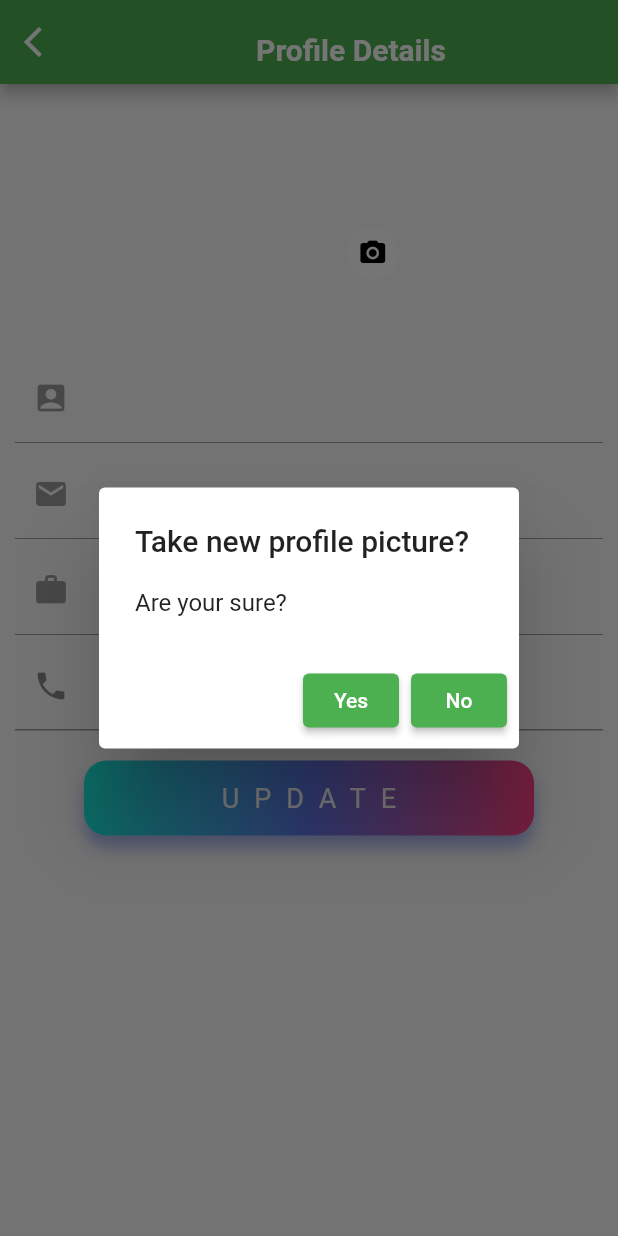
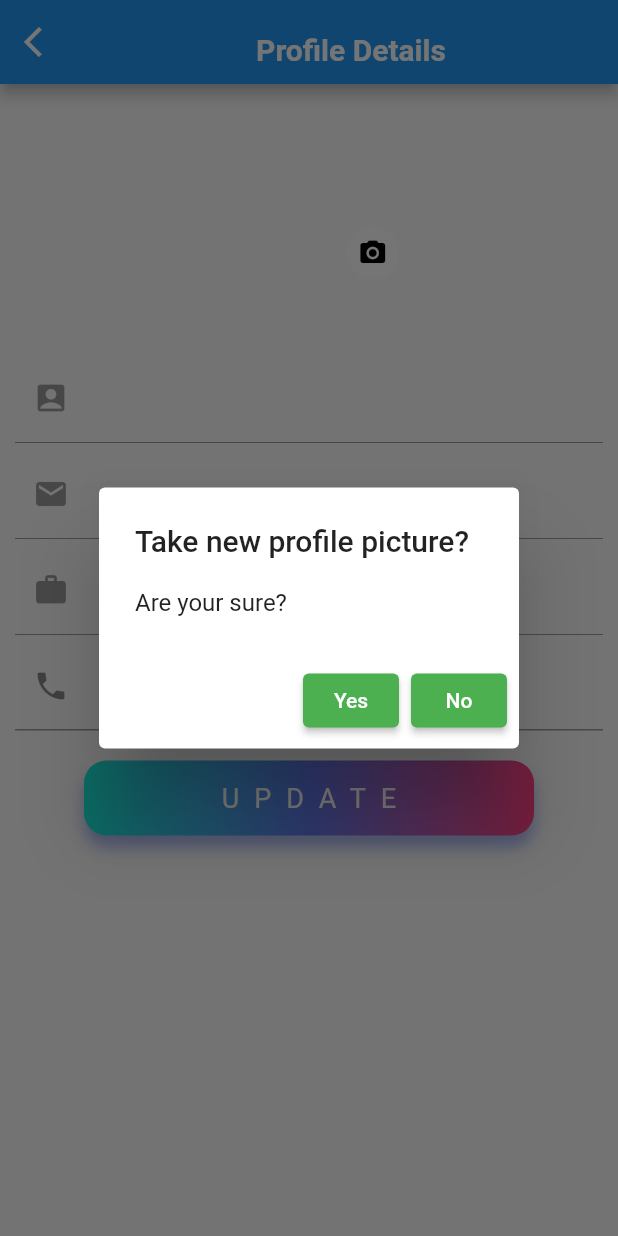
Before and after one commit to ichsan321/Atttendance-app, a Flutter app: the UpdateProfileScreen screen opened directly with empty values, after a tap on the "camera alt" icon, on a phone screen of 412 x 824 dp. Run offline on Flutter 3.47's test engine with Material 2 defaults, Android fonts, the phone set to English and light mode, and no system bars; our stand-ins replace badges, dropdown_button2, flutter_slidable, geolocator, image_picker, progress_dialog and 3 more; accounts and stored records are empty; network calls fail; Roboto replaces fonts that are missing (Poppins-Bold).

Commit message:
test aja

```diff
--- a/lib/aboutappuser.dart
+++ b/lib/aboutappuser.dart
@@ -12,6 +12,7 @@ class _aboutuserappState extends State<aboutuserapp> {
   Widget build(BuildContext context) {
     return Scaffold(
       appBar: AppBar(
+        backgroundColor: Colors.blue,
         title: Text("About App"),
       ),
       body: Container(
--- a/lib/cutipegawai_admin.dart
+++ b/lib/cutipegawai_admin.dart
@@ -65,7 +65,7 @@ class _cutipegawaiadminState extends State<cutipegawaiadmin> {
                                       style: TextStyle(
                                           fontSize: 20,
                                           fontWeight: FontWeight.bold,
-                                          color: Colors.black)),
+                                          color: Colors.white)),
                                 ),
                                 SizedBox(height: 10),
                               ],
--- a/lib/cutiuser_overview.dart
+++ b/lib/cutiuser_overview.dart
@@ -36,7 +36,7 @@ class _cutipegawaiadminState extends State<cutiuseroverview> {
   @override
   Widget build(BuildContext context) {
     SystemChrome.setSystemUIOverlayStyle(
-        SystemUiOverlayStyle(statusBarColor: Colors.blue));
+        SystemUiOverlayStyle(statusBarColor: Colors.black));
     return Scaffold(
         resizeToAvoidBottomInset: false,
         body: RefreshIndicator(
@@ -51,6 +51,7 @@ class _cutipegawaiadminState extends State<cutiuseroverview> {
               itemBuilder: (context, index) {
                 if (index == 0) {
                   return AppBar(
+                    backgroundColor: Colors.blue,
                     title: Container(
                       child: Column(
                         children: <Widget>[
--- a/lib/izinscreen.dart
+++ b/lib/izinscreen.dart
@@ -6,6 +6,7 @@ import 'package:geolocator/geolocator.dart';
 import 'package:flutter/services.dart';
 import 'package:my_project/user.dart';
 import 'package:progress_dialog/progress_dialog.dart';
+import 'package:my_project/constant.dart';
 
 double perpage = 1;
 
--- a/lib/izinuser_overview.dart
+++ b/lib/izinuser_overview.dart
@@ -36,7 +36,7 @@ class _cutipegawaiadminState extends State<izinuseroverview> {
   @override
   Widget build(BuildContext context) {
     SystemChrome.setSystemUIOverlayStyle(
-        SystemUiOverlayStyle(statusBarColor: Colors.blue));
+        SystemUiOverlayStyle(statusBarColor: Colors.black));
     return Scaffold(
         resizeToAvoidBottomInset: false,
         body: RefreshIndicator(
@@ -51,6 +51,7 @@ class _cutipegawaiadminState extends State<izinuseroverview> {
               itemBuilder: (context, index) {
                 if (index == 0) {
                   return AppBar(
+                    backgroundColor: Colors.blue,
                     title: Container(
                       child: Column(
                         children: <Widget>[
--- a/lib/registrationscreen.dart
+++ b/lib/registrationscreen.dart
@@ -9,6 +9,7 @@ import 'package:toast/toast.dart';
 import 'package:http/http.dart' as http;
 import 'package:progress_dialog/progress_dialog.dart';
 import 'package:shared_preferences/shared_preferences.dart';
+import 'package:my_project/constant.dart';
 
 String pathAsset = 'asset/image/peopleicon.png';
 String urlUpload =
@@ -38,6 +39,7 @@ class _RegisterUserState extends State<RegisterScreen> {
   Widget build(BuildContext context) {
     SystemChrome.setSystemUIOverlayStyle(
         SystemUiOverlayStyle(statusBarColor: Colors.black));
+
     return WillPopScope(
       onWillPop: _onBackPressAppBar,
       child: Scaffold(
--- a/lib/sakituser_overview.dart
+++ b/lib/sakituser_overview.dart
@@ -36,7 +36,7 @@ class _cutipegawaiadminState extends State<sakituseroverview> {
   @override
   Widget build(BuildContext context) {
     SystemChrome.setSystemUIOverlayStyle(
-        SystemUiOverlayStyle(statusBarColor: Colors.blue));
+        SystemUiOverlayStyle(statusBarColor: Colors.black));
     return Scaffold(
         resizeToAvoidBottomInset: false,
         body: RefreshIndicator(
@@ -51,6 +51,7 @@ class _cutipegawaiadminState extends State<sakituseroverview> {
               itemBuilder: (context, index) {
                 if (index == 0) {
                   return AppBar(
+                    backgroundColor: Colors.blue,
                     title: Container(
                       child: Column(
                         children: <Widget>[
--- a/lib/splashscreen.dart
+++ b/lib/splashscreen.dart
@@ -17,8 +17,6 @@ class MyApp extends StatelessWidget {
   Widget build(BuildContext context) {
     return MaterialApp(
       title: 'Flutter Demo',
-      theme: isDark == true ? darkTheme : lightTheme,
-      darkTheme: darkTheme,
       debugShowCheckedModeBanner: false,
       home: Scaffold(
         body: Center(
--- a/lib/userprofile.dart
+++ b/lib/userprofile.dart
@@ -10,6 +10,7 @@ import 'dart:math';
 import 'package:random_string/random_string.dart';
 import 'package:progress_dialog/progress_dialog.dart';
 import 'package:toast/toast.dart';
+import 'package:flutter/services.dart';
 
 String urluploadImage =
     "https://myattendance-test.000webhostapp.com/php/upload_imageprofile.php";
@@ -30,8 +31,11 @@ class _UpdateProfileScreenState extends State<UpdateProfileScreen> {
   TextEditingController phone = TextEditingController();
   @override
   Widget build(BuildContext context) {
+    SystemChrome.setSystemUIOverlayStyle(
+        SystemUiOverlayStyle(statusBarColor: Colors.black));
     return Scaffold(
       appBar: AppBar(
+        backgroundColor: Colors.blue,
         title: Container(
           child: Column(
             children: <Widget>[
```
Also changed, not shown: lib/loginscreen.dart (+1 -115 lines).
